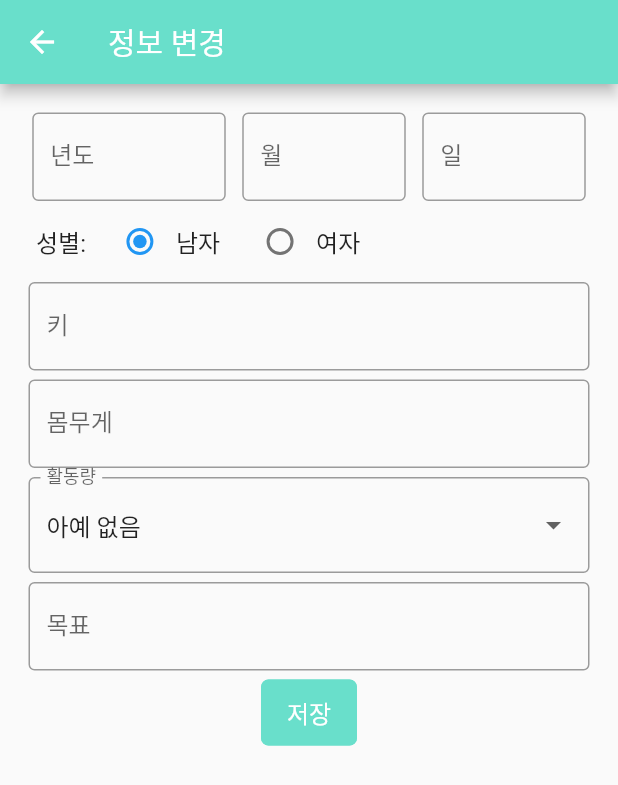
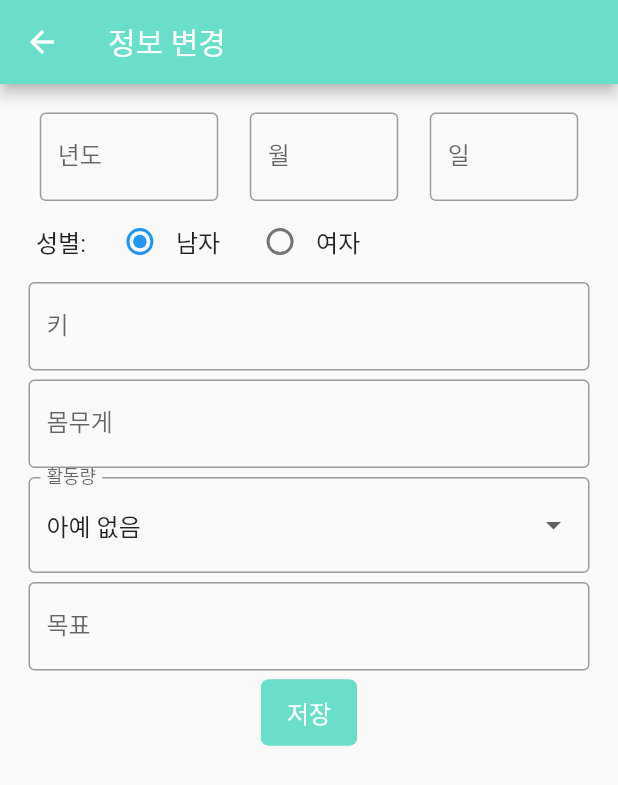
Before and after one commit to FairyGina/crossplatform_project_calotein, a Flutter app: the _foodPage screen opened directly, after a tap on the "arrow back" icon, after a tap on the "account circle" icon, after a tap on "정보 변경", on a phone screen of 412 x 824 dp. Shown: the top 785 px of the screen. Run offline on Flutter 3.47's test engine with Material 2 defaults, Android fonts, the phone set to English and light mode, and no system bars; our stand-ins replace fl_chart, shared_preferences, sqflite; accounts and stored records are empty.

Commit message:
최종 완성

```diff
--- a/lib/food.dart
+++ b/lib/food.dart
@@ -1,3 +1,5 @@
+import 'dart:math';
+
 import 'package:calotin/main.dart';
 import 'package:flutter/material.dart';
 import 'package:flutter/services.dart';
@@ -28,16 +30,16 @@ class _foodPage extends StatefulWidget {
 }
 
 class foodPageState extends State<_foodPage> {
-  final textController = TextEditingController(); //검색어 받아올 변수
+  final textController = TextEditingController();
   foodDatabase? fooddb = foodDatabase();
   eatDatabase? eatdb = eatDatabase();
-  late Future<List<Food>> datalist = Future.value([]);
+  late Future<List<Food>> datalist;
 
   @override
   void initState() {
     super.initState();
+    datalist = Future.value([]);
   }
-
 
   @override
   Widget build(BuildContext context) {
@@ -49,7 +51,8 @@ class foodPageState extends State<_foodPage> {
           icon: const Icon(Icons.arrow_back),
           onPressed: () {
             Navigator.pushReplacement(
-                context, MaterialPageRoute(builder: (_) => MyHomePage(title: 'calotein',titleColor: Color(0xff69DFCB)))
+              context,
+              MaterialPageRoute(builder: (_) => MyHomePage(title: 'calotein', titleColor: Color(0xff69DFCB))),
             );
           },
         ),
@@ -85,9 +88,9 @@ class foodPageState extends State<_foodPage> {
                       icon: Icon(Icons.search),
                       color: Colors.black54,
                       onPressed: () async {
-                          List<Food> searchResuts = await fooddb!.searchFood(textController.text);  //위에서 받은 문자열이 포함된 데이터를 food_db에 있는 함수로 받아옴
+                        List<Food> searchResuts = await fooddb!.searchFood(textController.text);
                         setState(() {
-                            datalist = Future.value(searchResuts);  //검색어를 포함한 데이터만 화면에 띄움
+                          datalist = Future.value(searchResuts);
                         });
                       },
                     ),
@@ -106,7 +109,8 @@ class foodPageState extends State<_foodPage> {
                         ),
                         onPressed: () {
                           Navigator.push(
-                                context, MaterialPageRoute(builder: (_) => foodAddPage())
+                            context,
+                            MaterialPageRoute(builder: (_) => foodAddPage()),
                           );
                         },
                       ),
@@ -122,7 +126,8 @@ class foodPageState extends State<_foodPage> {
                         ),
                         onPressed: () {
                           Navigator.push(
-                                context, MaterialPageRoute(builder: (_) => eatPage())
+                            context,
+                            MaterialPageRoute(builder: (_) => eatPage()),
                           );
                         },
                       ),
@@ -130,33 +135,23 @@ class foodPageState extends State<_foodPage> {
                   ]
               ),
               Expanded(
-                  child: ListView(
-                    shrinkWrap: true,
-                    children: <Widget>[
-                      Container(
-                        color: Colors.white,
-                        height: MediaQuery.of(context).size.height - 180,
-                        child: Column(
-                          children: <Widget>[
-                            FutureBuilder<List<Food>>(
+                child: FutureBuilder<List<Food>>(
                   future: datalist,
                   builder: (context, snapshot) {
-                                switch (snapshot.connectionState) {
-                                  case ConnectionState.none:
+                    if (snapshot.connectionState != ConnectionState.done) {
                       return CircularProgressIndicator();
-                                  case ConnectionState.waiting:
-                                    return CircularProgressIndicator();
-                                  case ConnectionState.active:
-                                    return CircularProgressIndicator();
-                                  case ConnectionState.done:
+                    }
                     if (snapshot.hasData) {
                       final List<Food> _datalist = snapshot.data!;
-                                      return Expanded(
-                                        child: ListView.builder(
+                      return ListView.builder(
                         shrinkWrap: true,
-                                          itemExtent: 80,
-                                          itemCount: _datalist.length,
+                        itemCount: _datalist.length + 1,
                         itemBuilder: (context, index) {
+                          if (index == _datalist.length) {
+                            return SizedBox(
+                              height: MediaQuery.of(context).padding.bottom,
+                            );
+                          } else {
                             final Food food = _datalist[index];
                             return Container(
                               decoration: BoxDecoration(
@@ -178,7 +173,6 @@ class foodPageState extends State<_foodPage> {
                                           Row(
                                             children: <Widget>[
                                               Container(
-                                                                    // alignment: Alignment.topRight,
                                                 padding: EdgeInsets.all(10.0),
                                                 child: Text(
                                                   food.food_name ?? '',
@@ -199,22 +193,28 @@ class foodPageState extends State<_foodPage> {
                                                   ),
                                                 ),
                                               ),
-                                                                ]
+                                            ],
                                           ),
                                           Row(
                                             mainAxisAlignment: MainAxisAlignment.center,
                                             children: <Widget>[
                                               Container(
                                                 padding: EdgeInsets.only(bottom: 2.0, right: 2.0),
-                                                                  child: Text("탄수화물: ${food.carbohydrate!.toString()} g /"),
+                                                child: Text(
+                                                  "탄수화물: ${food.carbohydrate!.toString()} g /",
+                                                ),
                                               ),
                                               Container(
                                                 padding: EdgeInsets.only(bottom: 2.0, right: 2.0),
-                                                                  child: Text("단백질: ${food.protein!.toString()} g /"),
+                                                child: Text(
+                                                  "단백질: ${food.protein!.toString()} g /",
+                                                ),
                                               ),
                                               Container(
                                                 padding: EdgeInsets.only(bottom: 2.0),
-                                                                  child: Text("지방: ${food.fat!.toString()} g"),
+                                                child: Text(
+                                                  "지방: ${food.fat!.toString()} g",
+                                                ),
                                               ),
                                             ],
                                           ),
@@ -227,14 +227,13 @@ class foodPageState extends State<_foodPage> {
                                       height: 40,
                                       child: TextButton(
                                         style: TextButton.styleFrom(
-                                                            // padding: EdgeInsets.all(1.0),
                                           backgroundColor: Color(0xff69DFCB),
                                           side: BorderSide(
                                             color: Color(0xff69DFCB),
                                           ),
                                           shape: RoundedRectangleBorder(
                                             borderRadius: BorderRadius.circular(5),
-                                                              )
+                                          ),
                                         ),
                                         child: Text(
                                           "추가",
@@ -247,25 +246,18 @@ class foodPageState extends State<_foodPage> {
                                           eatdb?.add(food);
                                         },
                                       ),
-                                                      )
-                                                    ],
-                                                  )
-                                              ),
-                                            );
-                                          },
-                                        ),
-                                      );
-                                    }
-                                    else {
-                                      return Text('No data');
-                                    }
-                                }
-                              }, // future: foodList,
                                     ),
                                   ],
                                 ),
                               ),
-                    ],
+                            );
+                          }
+                        },
+                      );
+                    } else {
+                      return Text('No data');
+                    }
+                  },
                 ),
               ),
             ],
--- a/lib/main.dart
+++ b/lib/main.dart
@@ -565,7 +565,7 @@ class _MyHomePageState extends State<MyHomePage> {
                   ),
 
                   Container(
-                    width: 8.0, // 간격을 조정하기 위한 Container
+                    width: 12.0, // 간격을 조정하기 위한 Container
                   ),
 
                   Container(
@@ -773,7 +773,6 @@ class _MyHomePageState extends State<MyHomePage> {
                                           }
                                           double _totalFat = snapshot.data ?? 0;
 
-
                                           String totalFat = _totalFat.toStringAsFixed(0);
 
                                           return Text(
@@ -801,7 +800,6 @@ class _MyHomePageState extends State<MyHomePage> {
               padding: const EdgeInsets.all(16.0),
               child: Row(
                 mainAxisAlignment: MainAxisAlignment.center,
-
                 children:[
                   Container(
                     decoration: BoxDecoration(
@@ -814,11 +812,13 @@ class _MyHomePageState extends State<MyHomePage> {
                     ),
                     padding: const EdgeInsets.all(8.0),
                     child: Row(
+                      crossAxisAlignment: CrossAxisAlignment.center,
                       children: [
                         Container(
+                          height: 150,
+                          padding: EdgeInsets.only(top: 35),
                           alignment: Alignment.topLeft, // 왼쪽 정렬 설정
                           child: Column(
-
                             crossAxisAlignment: CrossAxisAlignment.start, // 왼쪽 정렬 설정
                             children: [
                               StreamBuilder<double>(
@@ -842,10 +842,7 @@ class _MyHomePageState extends State<MyHomePage> {
                                   );
                                 },
                               ),
-
                               Padding(padding: EdgeInsets.only(top: 4),),
-
-
                               StreamBuilder<double>(
                                 stream: eatdb!.getTotalCarbohydrateStream(),
                                 builder: (context, snapshot) {
@@ -867,8 +864,6 @@ class _MyHomePageState extends State<MyHomePage> {
                                   );
                                 },
                               ),
-
-
                               StreamBuilder<double>(
                                 stream: eatdb!.getTotalProteinStream(),
                                 builder: (context, snapshot) {
@@ -914,11 +909,9 @@ class _MyHomePageState extends State<MyHomePage> {
                             ],
                           ),
                         ),
-
                         Container(
                           width:30,
                         ),// 이미지 파일 경로를 지정하세요.
-
 
                         StreamBuilder<double>(
                             stream: eatdb!.getTotalProteinStream(),
@@ -929,56 +922,30 @@ class _MyHomePageState extends State<MyHomePage> {
                               if (!snapshot.hasData) {
                                 return CircularProgressIndicator();
                               }
-
                               if((totalKcalData_more>=40)){
                                 image = 'asset/dambi_eat.png';
                               }
-
                               if((totalProteinData_more>=100)&&((totalKcalData_more>=80))){
                                 image = 'asset/dambi_mu.png';
                               }
-
                               if(totalKcalData_more>130){
                                 image = 'asset/dambi_fu.png';
                               }
-
-
-
-
                               return Container(
                                 alignment: Alignment.topRight, // 오른쪽 정렬 설정
-                                width: 150, // 이미지의 너비를 조정하세요.
-                                height: 150, // 이미지의 높이를 조정하세요.
+                                width: 120, // 이미지의 너비를 조정하세요.
+                                height: 120, // 이미지의 높이를 조정하세요.
                                 child: Image.asset(image),
                               );// 이미지 파일 경로를 지정하세요.
                             }
                         ),
-
-
-
-
-
-
-                        //
-                        // Container(
-                        //   alignment: Alignment.topRight, // 오른쪽 정렬 설정
-                        //   width: 150, // 이미지의 너비를 조정하세요.
-                        //   height: 150, // 이미지의 높이를 조정하세요.
-                        //   child: Image.asset('asset/dambi_fu.png'),
-                        // ),// 이미지 파일 경로를 지정하세요.
                       ],
-
                     ),
-
                   ),
-
-
                 ],
               ),
-
               ),
             ),
-
         ],
       ),
     );
--- a/lib/user_information.dart
+++ b/lib/user_information.dart
@@ -80,7 +80,7 @@ class _user_info extends State<user_info> {
                   children: <Widget>[
                     //생년월일 입력
                     Container(
-                      width: 135,
+                      width: 125,
                       padding: EdgeInsets.all(3.0),
                       child: TextField(
                         decoration: InputDecoration(
@@ -91,7 +91,7 @@ class _user_info extends State<user_info> {
                       ),
                     ),
                     Container(
-                      width: 115,
+                      width: 105,
                       padding: EdgeInsets.all(3.0),
                       child: TextField(
                         decoration: InputDecoration(
@@ -102,7 +102,7 @@ class _user_info extends State<user_info> {
                       ),
                     ),
                     Container(
-                      width: 115,
+                      width: 105,
                       padding: EdgeInsets.all(3.0),
                       child: TextField(
                         decoration: InputDecoration(
--- a/lib/userinfo_modify.dart
+++ b/lib/userinfo_modify.dart
@@ -107,7 +107,7 @@ class _infoModify extends State<infoModify> {
                   children: <Widget>[
                     //생년월일 입력
                     Container(
-                      width: 135,
+                      width: 125,
                       padding: EdgeInsets.all(3.0),
                       child: TextFormField(
                         decoration: InputDecoration(
@@ -118,7 +118,7 @@ class _infoModify extends State<infoModify> {
                       ),
                     ),
                     Container(
-                      width: 115,
+                      width: 105,
                       padding: EdgeInsets.all(3.0),
                       child: TextField(
                         decoration: InputDecoration(
@@ -129,7 +129,7 @@ class _infoModify extends State<infoModify> {
                       ),
                     ),
                     Container(
-                      width: 115,
+                      width: 105,
                       padding: EdgeInsets.all(3.0),
                       child: TextField(
                         decoration: InputDecoration(
```
Also changed, not shown: lib/record.dart (+31 -7 lines), 5 other files. Lines whose indentation alone changed are shown as unchanged.
